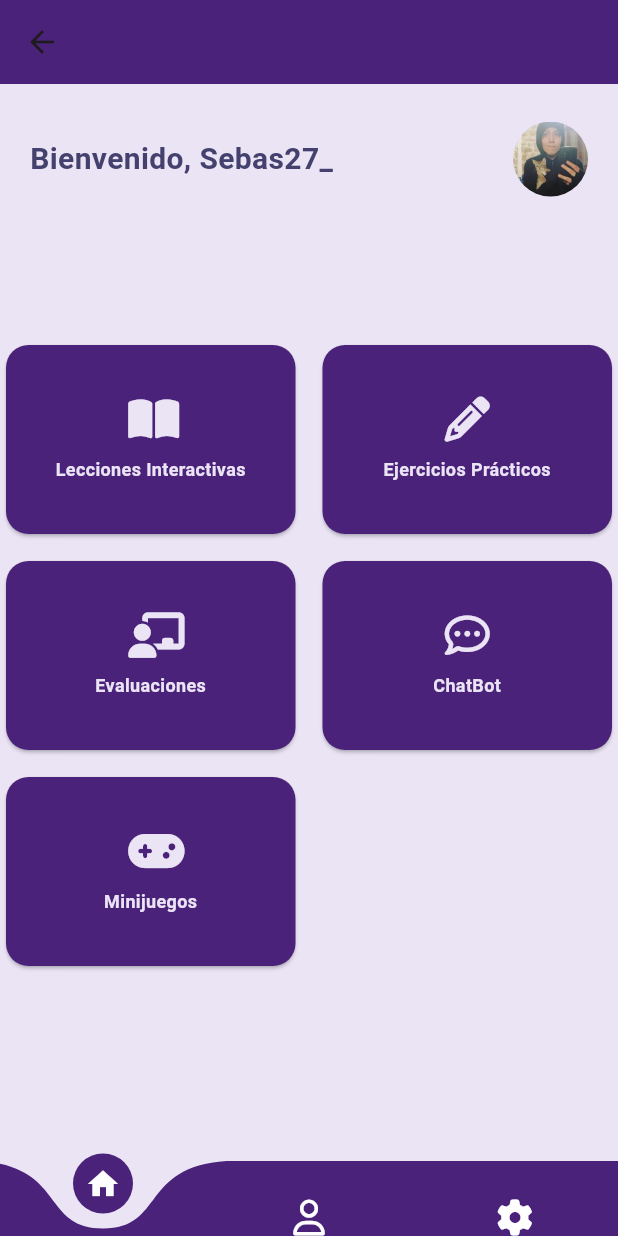
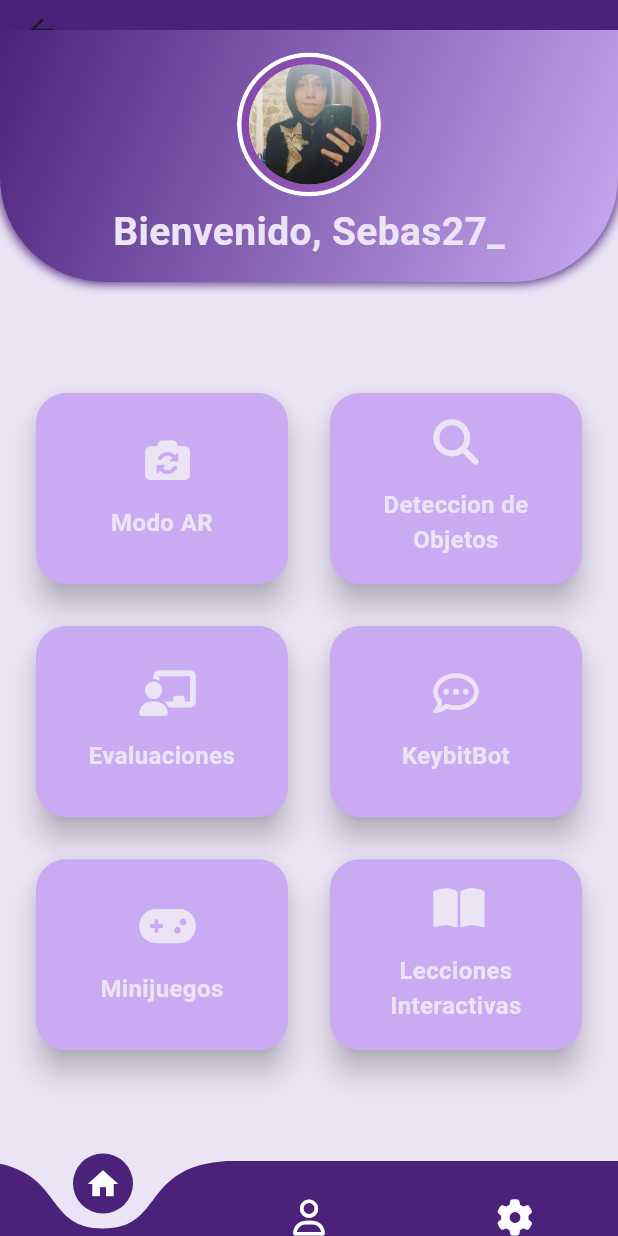
Before and after one commit to DanielaGlez20/Keybit_App, a Flutter app: the HomeKeybit screen opened by its route, on a phone screen of 412 x 824 dp. Run offline on Flutter 3.47's test engine with Material 3 defaults, Android fonts, the phone set to English and light mode, and no system bars; drawn by our look-alikes of curved_navigation_bar; our stand-ins replace font_awesome_flutter, image_picker, lottie.

Commit message:
Cambios y actualizaciones de pantallas

```diff
--- a/lib/Screens/home.dart
+++ b/lib/Screens/home.dart
@@ -21,11 +21,12 @@ class _HomeKeybitState extends State<HomeKeybit> {
   final String profilePicture = 'assets/qq.jpg';
 
   List<Map<String, dynamic>> access = [
+    {"icon": FontAwesomeIcons.cameraRotate, "acceso": "Modo AR"},
+    {"icon": FontAwesomeIcons.search, "acceso": "Deteccion de Objetos"},
+    {"icon": FontAwesomeIcons.chalkboardTeacher, "acceso": "Evaluaciones"},
+    {"icon": FontAwesomeIcons.commentDots, "acceso": "KeybitBot"},
+    {"icon": FontAwesomeIcons.gamepad, "acceso": "Minijuegos"},
     {"icon": FontAwesomeIcons.bookOpen, "acceso": "Lecciones Interactivas"},
-    {"icon": FontAwesomeIcons.pencilAlt, "acceso": "Ejercicios Prácticos"},
-    {"icon": FontAwesomeIcons.chalkboardTeacher, "acceso": "Evaluaciones"},
-    {"icon": FontAwesomeIcons.commentDots, "acceso": "ChatBot"},
-    {"icon": FontAwesomeIcons.gamepad, "acceso": "Minijuegos"},
   ];
 
   int _intpage = 0;
@@ -35,6 +36,7 @@ class _HomeKeybitState extends State<HomeKeybit> {
     return Scaffold(
       appBar: AppBar(
         backgroundColor: const Color(0xFF4B227A),
+        toolbarHeight: 20, // Ajusta la altura del AppBar
       ),
       backgroundColor: const Color(0xFFEAE4F5),
       bottomNavigationBar: CurvedNavigationBar(
@@ -60,54 +62,81 @@ class _HomeKeybitState extends State<HomeKeybit> {
               child: SingleChildScrollView(
                 child: Column(
                   children: <Widget>[
-                    // Contenedor que ocupa toda la pantalla a lo ancho
+                    // Contenedor para la bienvenida y foto de perfil
                     Container(
-                      width: double.infinity, // Ocupa todo el ancho
-                      height: 100, // Ajusta la altura según tus necesidades
+                      width: double.infinity,
+                      padding: const EdgeInsets.symmetric(vertical: 15),
                       decoration: BoxDecoration(
+                        gradient: LinearGradient(
+                          colors: [Color(0xFF4B227A), Color(0xFFCAAAF3)],
+                          begin: Alignment.topLeft,
+                          end: Alignment.bottomRight,
                         ),
-                      child: Row(
-                        mainAxisAlignment: MainAxisAlignment.spaceBetween,
-                        children: [
-                          Padding(
-                            padding:
-                                const EdgeInsets.all(20), // Padding interno
+                        borderRadius: const BorderRadius.only(
+                          bottomLeft: Radius.circular(70),
+                          bottomRight: Radius.circular(70),
+                        ),
+                        boxShadow: [
+                          BoxShadow(
+                            color: Color(0xFF4B227A).withOpacity(0.9),
+                            blurRadius: 5,
+                            spreadRadius: 1,
+                          ),
+                        ],
+                      ),
                       child: Column(
                         mainAxisAlignment: MainAxisAlignment.center,
-                              crossAxisAlignment: CrossAxisAlignment.start,
                         children: [
+                          // Foto de perfil centrada con borde y sombra
+                          ClipOval(
+                            child: Container(
+                              padding: const EdgeInsets.all(5),
+                              decoration: BoxDecoration(
+                                border: Border.all(
+                                  color: Colors.white,
+                                  width: 3,
+                                ),
+                                boxShadow: [
+                                  BoxShadow(
+                                    color: Colors.purple.withOpacity(0.3),
+                                    blurRadius: 10,
+                                    spreadRadius: 3,
+                                  ),
+                                ],
+                                shape: BoxShape.circle,
+                              ),
+                              child: CircleAvatar(
+                                radius: 40,
+                                backgroundImage: AssetImage(profilePicture),
+                              ),
+                            ),
+                          ),
+                          const SizedBox(height: 5),
+                          // Nombre de usuario con mayor tamaño
                           Text(
                             'Bienvenido, $userName',
                             style: const TextStyle(
-                                    fontSize: 20,
+                              fontSize: 26,
                               fontWeight: FontWeight.bold,
-                                    color: Color(0xFF44416E),
-                                  ),
-                                ),
-                              ],
-                            ),
-                          ),
-                          Padding(
-                            padding:
-                                const EdgeInsets.all(20), // Padding interno
-                            child: CircleAvatar(
-                              radius: 25,
-                              backgroundImage: AssetImage(profilePicture),
+                              color: Color(0xFFEAE4F5),
                             ),
                           ),
                         ],
                       ),
                     ),
                     const SizedBox(height: 70),
-                    GridView.builder(
+                    // Contenedor para los accesos
+                    Padding(
+                      padding: const EdgeInsets.symmetric(horizontal: 20.0),
+                      child: GridView.builder(
                         shrinkWrap: true,
                         physics: const NeverScrollableScrollPhysics(),
                         gridDelegate:
                             const SliverGridDelegateWithFixedCrossAxisCount(
                           crossAxisCount: 2,
-                        childAspectRatio: 1.5,
-                        crossAxisSpacing: 10,
-                        mainAxisSpacing: 10,
+                          childAspectRatio: 1.3,
+                          crossAxisSpacing: 20,
+                          mainAxisSpacing: 20,
                         ),
                         itemCount: access.length,
                         itemBuilder: (context, index) {
@@ -118,11 +147,12 @@ class _HomeKeybitState extends State<HomeKeybit> {
                                   Navigator.push(
                                     context,
                                     MaterialPageRoute(
-                                    builder: (context) => const InteractiveLessonsScreen(),
+                                      builder: (context) =>
+                                          const InteractiveLessonsScreen(),
                                     ),
                                   );
                                   break;
-                              case 'Ejercicios Prácticos':
+                                case 'Modo AR':
                                   Navigator.push(
                                     context,
                                     MaterialPageRoute(
@@ -140,7 +170,7 @@ class _HomeKeybitState extends State<HomeKeybit> {
                                     ),
                                   );
                                   break;
-                              case 'ChatBot':
+                                case 'KeybitBot':
                                   Navigator.push(
                                     context,
                                     MaterialPageRoute(
@@ -161,12 +191,13 @@ class _HomeKeybitState extends State<HomeKeybit> {
                               }
                             },
                             child: Card(
-                            color: const Color(0xFF4B227A),
+                              color: const Color(0xFFCAAAF3),
                               shape: RoundedRectangleBorder(
-                              borderRadius: BorderRadius.circular(15),
+                                borderRadius: BorderRadius.circular(20),
                               ),
+                              elevation: 8,
                               child: Padding(
-                              padding: const EdgeInsets.all(10),
+                                padding: const EdgeInsets.all(15),
                                 child: Column(
                                   mainAxisAlignment: MainAxisAlignment.center,
                                   children: [
@@ -175,13 +206,13 @@ class _HomeKeybitState extends State<HomeKeybit> {
                                       color: const Color(0xFFEAE4F5),
                                       size: 30,
                                     ),
-                                  const SizedBox(height: 10),
+                                    const SizedBox(height: 15),
                                     Text(
                                       access[index]["acceso"],
                                       style: const TextStyle(
                                         color: Color(0xFFEAE4F5),
                                         fontWeight: FontWeight.bold,
-                                      fontSize: 12,
+                                        fontSize: 16,
                                       ),
                                       textAlign: TextAlign.center,
                                     ),
@@ -191,6 +222,7 @@ class _HomeKeybitState extends State<HomeKeybit> {
                             ),
                           );
                         },
+                      ),
                     ),
                   ],
                 ),
```
Lines whose indentation alone changed are shown as unchanged.
